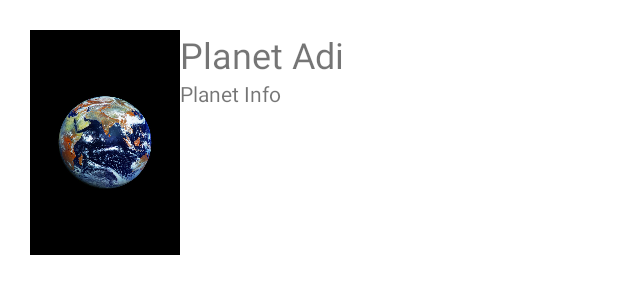
After one commit to ezizrehimov/ListViewAndroidApp, an Android app: the layout planets_card.xml on its own in the app's theme, with its tools: preview values and no code run, on a phone screen of 412 x 824 dp. The commit adds this screen. Shown: the top 300 px of the screen. Run offline under Robolectric (Android 15) with nearby library versions, the phone set to English and light mode, and no system bars.

Commit message:
pictures added. Color changes

```diff
--- a/app/src/main/res/layout/activity_main.xml
+++ b/app/src/main/res/layout/activity_main.xml
@@ -2,6 +2,12 @@
 <LinearLayout xmlns:android="http://schemas.android.com/apk/res/android"
     xmlns:app="http://schemas.android.com/apk/res-auto"
     xmlns:tools="http://schemas.android.com/tools"
+    android:id="@+id/listView"
     android:layout_width="match_parent"
     android:layout_height="match_parent"
-    tools:context=".MainActivity" />
+    tools:context=".MainActivity">
+
+    <ListView
+        android:layout_width="match_parent"
+        android:layout_height="match_parent" />
+</LinearLayout>
--- /dev/null
+++ b/app/src/main/res/layout/planets_card.xml
@@ -0,0 +1,43 @@
+<?xml version="1.0" encoding="utf-8"?>
+<LinearLayout xmlns:android="http://schemas.android.com/apk/res/android"
+    xmlns:app="http://schemas.android.com/apk/res-auto"
+    android:layout_width="match_parent"
+    android:layout_height="wrap_content"
+    android:orientation="vertical"
+    android:padding="10dp">
+
+    <LinearLayout
+        android:layout_width="match_parent"
+        android:layout_height="match_parent"
+        android:orientation="horizontal"
+        android:padding="10dp">
+
+        <ImageView
+            android:id="@+id/earth_card"
+            android:layout_width="200dp"
+            android:layout_height="150dp"
+            android:layout_weight="1"
+            android:background="@color/black"
+            app:srcCompat="@drawable/earth" />
+
+        <LinearLayout
+            android:layout_width="match_parent"
+            android:layout_height="match_parent"
+            android:layout_weight="1"
+            android:orientation="vertical">
+
+            <TextView
+                android:id="@+id/earth_card_name"
+                android:layout_width="match_parent"
+                android:layout_height="wrap_content"
+                android:text="Planet Adi"
+                android:textSize="24dp" />
+
+            <TextView
+                android:id="@+id/earth_card_info"
+                android:layout_width="match_parent"
+                android:layout_height="wrap_content"
+                android:text="Planet Info" />
+        </LinearLayout>
+    </LinearLayout>
+</LinearLayout>
--- a/app/src/main/res/values-night/themes.xml
+++ b/app/src/main/res/values-night/themes.xml
@@ -2,8 +2,8 @@
     <!-- Base application theme. -->
     <style name="Theme.ListView" parent="Theme.MaterialComponents.DayNight.DarkActionBar">
         <!-- Primary brand color. -->
-        <item name="colorPrimary">@color/purple_200</item>
-        <item name="colorPrimaryVariant">@color/purple_700</item>
+        <item name="colorPrimary">@color/colorPrimary</item>
+        <item name="colorPrimaryVariant">@color/colorPrimaryDark</item>
         <item name="colorOnPrimary">@color/black</item>
         <!-- Secondary brand color. -->
         <item name="colorSecondary">@color/teal_200</item>
--- a/app/src/main/res/values/colors.xml
+++ b/app/src/main/res/values/colors.xml
@@ -1,8 +1,8 @@
 <?xml version="1.0" encoding="utf-8"?>
 <resources>
-    <color name="purple_200">#FFBB86FC</color>
-    <color name="purple_500">#FF6200EE</color>
-    <color name="purple_700">#FF3700B3</color>
+    <color name="colorAssets">#292c56</color>
+    <color name="colorPrimary">#00002d</color>
+    <color name="colorPrimaryDark">#000005</color>
     <color name="teal_200">#FF03DAC5</color>
     <color name="teal_700">#FF018786</color>
     <color name="black">#FF000000</color>
--- a/app/src/main/res/values/themes.xml
+++ b/app/src/main/res/values/themes.xml
@@ -2,8 +2,8 @@
     <!-- Base application theme. -->
     <style name="Theme.ListView" parent="Theme.MaterialComponents.DayNight.DarkActionBar">
         <!-- Primary brand color. -->
-        <item name="colorPrimary">@color/purple_500</item>
-        <item name="colorPrimaryVariant">@color/purple_700</item>
+        <item name="colorPrimary">@color/colorPrimary</item>
+        <item name="colorPrimaryVariant">@color/colorPrimaryDark</item>
         <item name="colorOnPrimary">@color/white</item>
         <!-- Secondary brand color. -->
         <item name="colorSecondary">@color/teal_200</item>
```
Also changed, not shown: app/src/main/res/drawable/earth.jpg (added), app/src/main/res/drawable/jupiter.png (added), app/src/main/res/drawable/mars.jpg (added), app/src/main/res/drawable/mercury.jpg (added), app/src/main/res/drawable/neptune.jpg (added), app/src/main/res/drawable/pluto.jpg (added), app/src/main/res/drawable/saturn.png (added), app/src/main/res/drawable/uranus.jpg (added), app/src/main/res/drawable/venus.png (added).
